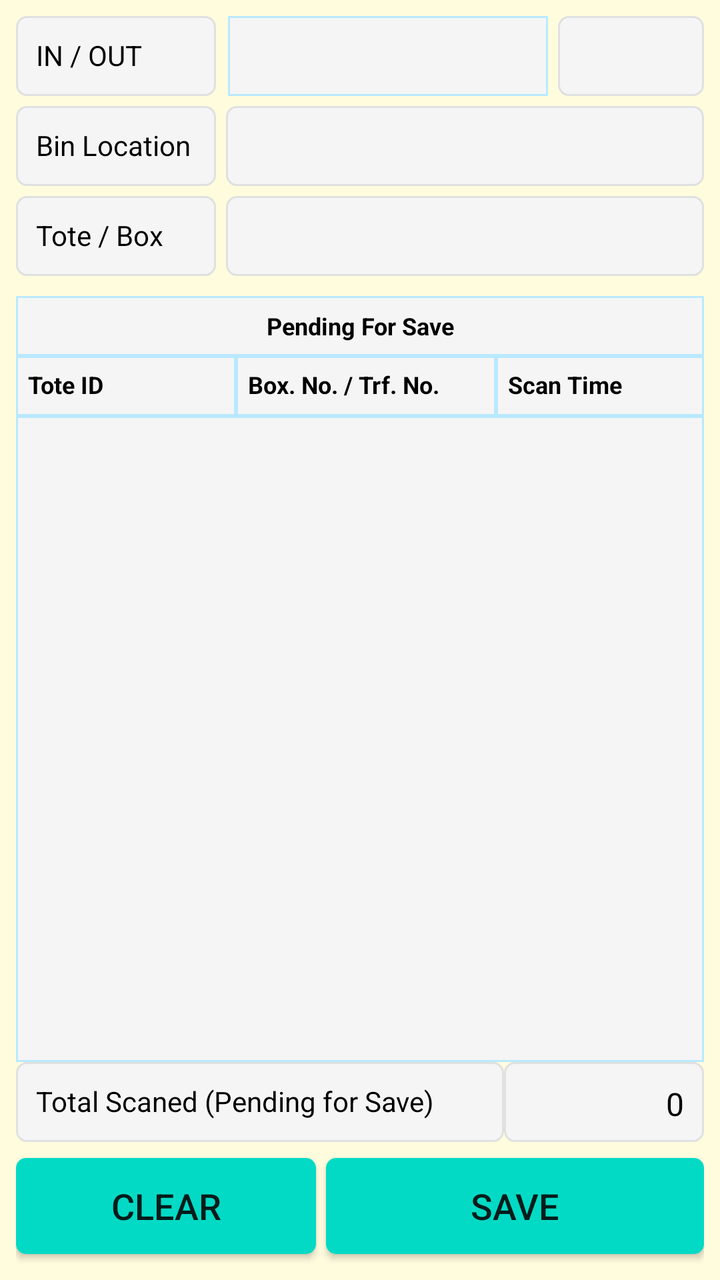
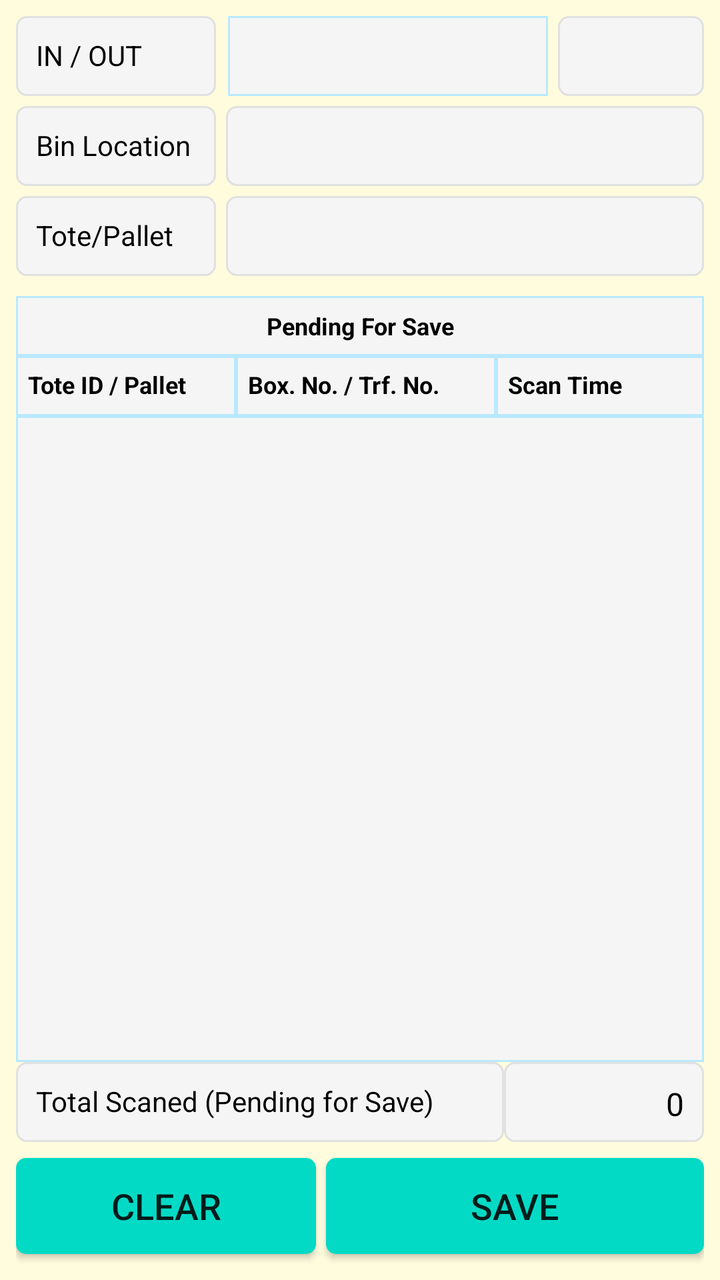

Compare the two renders of this Android layout. The source of the first and the diff that turns it into the second are given below.
<!-- AndroidManifest.xml: application theme AppTheme -->
<!-- res/layout/fragment_bin_put_away_multiple_tote.xml -->
<?xml version="1.0" encoding="utf-8"?>
<FrameLayout xmlns:android="http://schemas.android.com/apk/res/android"
    xmlns:app="http://schemas.android.com/apk/res-auto"
    xmlns:tools="http://schemas.android.com/tools"
    android:layout_width="match_parent"
    android:layout_height="match_parent"
    android:background="@color/backColor"
    tools:context=".ui.binstorageputawaymultipletote.BinPutAwayMultipleToteFragment">

    <androidx.constraintlayout.widget.ConstraintLayout
        android:layout_width="match_parent"
        android:layout_height="match_parent"
        android:padding="8dp">

        <TextView
            android:id="@+id/TextView3"
            android:layout_width="100dp"
            android:layout_height="40dp"
            android:background="@drawable/et_custom"
            android:gravity="left"
            android:hint=""
            android:padding="10dp"
            android:text="IN / OUT"
            android:textColor="@color/coloBlack"
            android:textSize="14sp"
            app:layout_constraintStart_toStartOf="parent"
            app:layout_constraintTop_toTopOf="parent" />

        <Spinner
            android:id="@+id/sp_bin_put_away_multiple_inout"
            android:layout_width="160dp"
            android:layout_height="40dp"
            android:layout_marginStart="6dp"
            android:layout_marginLeft="6dp"
            android:background="@drawable/et_custom_total"
            android:gravity="center"
            android:hint=""
            android:padding="8dp"
            android:textSize="14sp"
            app:layout_constraintStart_toEndOf="@+id/TextView3"
            app:layout_constraintTop_toTopOf="parent"
            tools:ignore="SpeakableTextPresentCheck,TouchTargetSizeCheck" />

        <Spinner
            android:id="@+id/sp_bin_put_away_multiple_warehouse"
            android:layout_width="0dp"
            android:layout_height="40dp"
            android:layout_marginStart="5dp"
            android:layout_marginLeft="5dp"
            android:background="@drawable/et_custom"
            android:padding="10dp"
            android:textColor="@color/coloBlack"
            android:textSize="14sp"
            app:layout_constraintEnd_toEndOf="parent"
            app:layout_constraintStart_toEndOf="@+id/sp_bin_put_away_multiple_inout"
            app:layout_constraintTop_toTopOf="parent"
            tools:ignore="SpeakableTextPresentCheck,TouchTargetSizeCheck" />

        <TextView
            android:id="@+id/TextView2"
            android:layout_width="100dp"
            android:layout_height="40dp"
            android:background="@drawable/et_custom"
            android:gravity="left"
            android:hint=""
            android:padding="10dp"
            android:layout_marginTop="5dp"
            android:text="Bin Location"
            android:textColor="@color/coloBlack"
            android:textSize="14sp"
            app:layout_constraintStart_toStartOf="parent"
            app:layout_constraintTop_toBottomOf="@+id/TextView3" />

        <EditText
            android:id="@+id/et_bin_put_away_multiple_binlocation"
            android:layout_width="0dp"
            android:layout_height="40dp"
            android:layout_marginStart="5dp"
            android:layout_marginLeft="5dp"
            android:background="@drawable/et_custom"
            android:padding="10dp"
            android:textColor="@color/coloBlack"
            android:textSize="14sp"
            app:layout_constraintEnd_toEndOf="parent"
            app:layout_constraintStart_toEndOf="@+id/TextView2"
            app:layout_constraintTop_toTopOf="@+id/TextView2"
            tools:ignore="SpeakableTextPresentCheck,TouchTargetSizeCheck" />

        <TextView
            android:id="@+id/TextView1"
            android:layout_width="100dp"
            android:layout_height="40dp"
            android:background="@drawable/et_custom"
            android:gravity="left"
            android:hint=""
            android:layout_marginTop="5dp"
            android:padding="10dp"
            android:text="Tote / Box"
            android:textColor="@color/coloBlack"
            android:textSize="14sp"
            app:layout_constraintStart_toStartOf="parent"
            app:layout_constraintTop_toBottomOf="@+id/TextView2" />

        <EditText
            android:id="@+id/et_bin_put_away_multiple_toteid"
            android:layout_width="0dp"
            android:layout_height="40dp"
            android:layout_marginStart="5dp"
            android:layout_marginLeft="5dp"
            android:background="@drawable/et_custom"
            android:padding="10dp"
            android:textColor="@color/coloBlack"
            android:textSize="14sp"
            app:layout_constraintEnd_toEndOf="parent"
            app:layout_constraintStart_toEndOf="@+id/TextView1"
            app:layout_constraintTop_toTopOf="@+id/TextView1"
            tools:ignore="SpeakableTextPresentCheck,TouchTargetSizeCheck" />

        <TextView
            android:id="@+id/TextView9"
            android:layout_width="0dp"
            android:layout_height="30dp"
            android:layout_marginTop="10dp"
            android:background="@drawable/et_custom_total"
            android:gravity="center"
            android:hint=""
            android:textStyle="bold"
            android:padding="6dp"
            android:text="Pending For Save"
            android:textColor="@color/coloBlack"
            android:textSize="12sp"
            app:layout_constraintEnd_toEndOf="parent"
            app:layout_constraintStart_toStartOf="parent"
            app:layout_constraintTop_toBottomOf="@+id/TextView1" />

        <TextView
            android:id="@+id/TextView10"
            android:layout_width="110dp"
            android:layout_height="30dp"
            android:background="@drawable/et_custom_total"
            android:gravity="left"
            android:hint=""
            android:textStyle="bold"
            android:padding="6dp"
            android:text="Tote ID"
            android:textColor="@color/coloBlack"
            android:textSize="12sp"
            app:layout_constraintStart_toStartOf="parent"
            app:layout_constraintTop_toBottomOf="@+id/TextView9" />

        <TextView
            android:id="@+id/TextView11"
            android:layout_width="130dp"
            android:layout_height="30dp"
            android:background="@drawable/et_custom_total"
            android:gravity="left"
            android:textStyle="bold"
            android:hint=""
            android:padding="6dp"
            android:text="Box. No. / Trf. No."
            android:textColor="@color/coloBlack"
            android:textSize="12sp"
            app:layout_constraintStart_toEndOf="@+id/TextView10"
            app:layout_constraintTop_toBottomOf="@+id/TextView9" />

        <TextView
            android:id="@+id/TextView14"
            android:layout_width="0dp"
            android:layout_height="30dp"
            android:background="@drawable/et_custom_total"
            android:gravity="left"
            android:hint=""
            android:padding="6dp"
            android:text="Scan Time"
            android:textColor="@color/coloBlack"
            android:textSize="12sp"
            android:textStyle="bold"
            app:layout_constraintEnd_toEndOf="parent"
            app:layout_constraintStart_toEndOf="@+id/TextView11"
            app:layout_constraintTop_toBottomOf="@+id/TextView9" />

        <ListView
            android:id="@+id/lv_bin_put_away_multiple_history"
            android:layout_width="0dp"
            android:layout_height="0dp"
            android:background="@drawable/et_custom_total"
            app:layout_constraintBottom_toTopOf="@+id/TextView25"
            app:layout_constraintEnd_toEndOf="parent"
            app:layout_constraintHorizontal_bias="1.0"
            app:layout_constraintStart_toStartOf="parent"
            app:layout_constraintTop_toBottomOf="@+id/TextView10" />

        <TextView
            android:id="@+id/TextView25"
            android:layout_width="0dp"
            android:layout_height="40dp"
            android:layout_marginBottom="8dp"
            android:background="@drawable/et_custom"
            android:gravity="left"
            android:hint=""
            android:padding="10dp"
            android:text="Total Scaned (Pending for Save)"
            android:textColor="@color/coloBlack"
            android:textSize="14dp"
            app:layout_constraintBottom_toTopOf="@+id/bt_bin_put_away_multiple_clear"
            app:layout_constraintEnd_toStartOf="@+id/tv_wh_grn_total_plt_count"
            app:layout_constraintStart_toStartOf="parent" />

        <TextView
            android:id="@+id/tv_wh_grn_total_plt_count"
            android:layout_width="100dp"
            android:layout_height="40dp"
            android:background="@drawable/et_custom"
            android:gravity="right"
            android:hint=""
            android:padding="10dp"
            android:text="0"
            android:textColor="@color/coloBlack"
            android:textSize="16dp"
            app:layout_constraintEnd_toEndOf="parent"
            app:layout_constraintTop_toTopOf="@+id/TextView25" />

        <Button
            android:id="@+id/bt_bin_put_away_multiple_clear"
            android:layout_width="150dp"
            android:layout_marginBottom="5dp"
            android:layout_height="wrap_content"
            android:background="@drawable/btn_custom1"
            android:text="CLEAR"
            android:textAllCaps="false"
            android:textSize="18sp"
            app:layout_constraintBottom_toBottomOf="parent"
            app:layout_constraintStart_toStartOf="parent" />

        <Button
            android:id="@+id/bt_bin_put_away_multiple_save"
            android:layout_width="0dp"
            android:layout_height="wrap_content"
            android:layout_marginLeft="5dp"
            android:background="@drawable/btn_custom1"
            android:text="SAVE"
            android:textAllCaps="false"
            android:textSize="18sp"
            app:layout_constraintEnd_toEndOf="parent"
            app:layout_constraintStart_toEndOf="@+id/bt_bin_put_away_multiple_clear"
            app:layout_constraintTop_toTopOf="@+id/bt_bin_put_away_multiple_clear" />

    </androidx.constraintlayout.widget.ConstraintLayout>

</FrameLayout>
<!-- resources referenced by this layout -->
<resources>
  <color name="backColor">#FFFCDE</color>
  <color name="coloBlack">#000000</color>
  <!-- drawable btn_custom1 (drawable) -->
  <?xml version="1.0" encoding="utf-8"?>
  <shape xmlns:android="http://schemas.android.com/apk/res/android"
      android:padding="10dp"
      android:shape="rectangle" >
  
      <solid android:color="@color/colorBtn" />
  
      <corners
          android:bottomLeftRadius="5dp"
          android:bottomRightRadius="5dp"
          android:topLeftRadius="5dp"
          android:topRightRadius="5dp" />
  
  </shape>
  <!-- drawable et_custom (drawable) -->
  <?xml version="1.0" encoding="utf-8"?>
  <shape xmlns:android="http://schemas.android.com/apk/res/android"
      android:padding="10dp"
      android:shape="rectangle" >
  
      <solid android:color="#f5f5f5" />
  
      <stroke
          android:width="1dp"
          android:color="#e0e0e0" />
  
      <corners
          android:bottomLeftRadius="5dp"
          android:bottomRightRadius="5dp"
          android:topLeftRadius="5dp"
          android:topRightRadius="5dp" />
  
  </shape>
  <!-- drawable et_custom_total (drawable) -->
  <?xml version="1.0" encoding="utf-8"?>
  <shape xmlns:android="http://schemas.android.com/apk/res/android"
      android:padding="10dp"
      android:shape="rectangle" >
  
      <solid android:color="#f5f5f5" />
  
      <stroke
          android:width="1dp"
          android:color="#B9E9FF" />
  
      <corners
          android:bottomLeftRadius="0dp"
          android:bottomRightRadius="0dp"
          android:topLeftRadius="0dp"
          android:topRightRadius="0dp" />
  
  </shape>
  <style name="AppTheme" parent="Theme.AppCompat.Light.NoActionBar">
          
          <item name="colorPrimary">@color/colorPrimary</item>
          <item name="colorPrimaryDark">@color/colorPrimaryDark</item>
          <item name="colorAccent">@color/colorAccent</item>
      </style>
  <color name="colorBtn">#03DAC5</color>
  <color name="colorPrimary">#ffb200</color>
  <color name="colorPrimaryDark">#ffb200</color>
  <color name="colorAccent">#000000</color>
</resources>

<!-- the commit's change to res/layout/fragment_bin_put_away_multiple_tote.xml (unified diff, before → after) -->
@@ -95,7 +95,7 @@
             android:hint=""
             android:layout_marginTop="5dp"
             android:padding="10dp"
-            android:text="Tote / Box"
+            android:text="Tote/Pallet"
             android:textColor="@color/coloBlack"
             android:textSize="14sp"
             app:layout_constraintStart_toStartOf="parent"
@@ -142,7 +142,7 @@
             android:hint=""
             android:textStyle="bold"
             android:padding="6dp"
-            android:text="Tote ID"
+            android:text="Tote ID / Pallet"
             android:textColor="@color/coloBlack"
             android:textSize="12sp"
             app:layout_constraintStart_toStartOf="parent"
